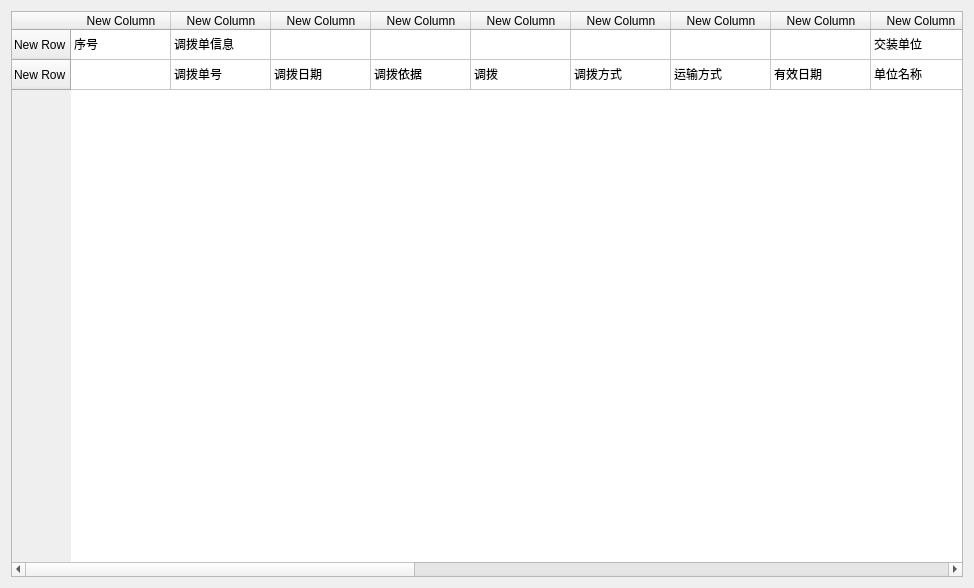
First picture: the form in widgets/alocatMange/armySche.ui, repository Belos10/Equip, before the edit.
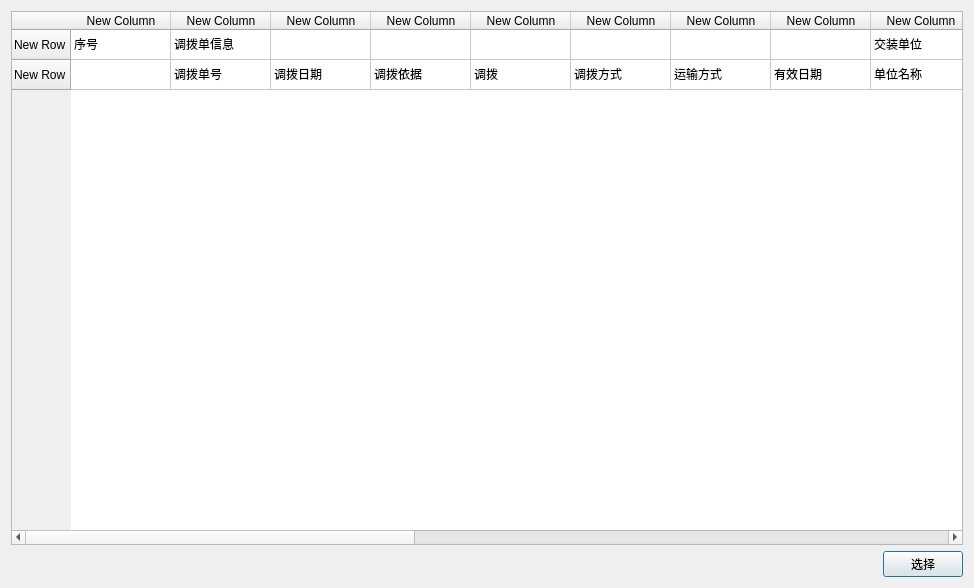
Second picture: the form after the edit.

The edit to the form file:
```diff
--- a/widgets/alocatMange/armySche.ui
+++ b/widgets/alocatMange/armySche.ui
@@ -13,7 +13,9 @@
   <property name="windowTitle">
    <string>Dialog</string>
   </property>
-  <layout class="QHBoxLayout" name="horizontalLayout">
+  <layout class="QVBoxLayout" name="verticalLayout_2">
+   <item>
+    <layout class="QVBoxLayout" name="verticalLayout">
    <item>
     <widget class="QTableWidget" name="tw_result">
      <property name="layoutDirection">
@@ -275,6 +277,32 @@
       </property>
      </item>
     </widget>
+     </item>
+     <item>
+      <layout class="QHBoxLayout" name="horizontalLayout">
+       <item>
+        <spacer name="horizontalSpacer">
+         <property name="orientation">
+          <enum>Qt::Horizontal</enum>
+         </property>
+         <property name="sizeHint" stdset="0">
+          <size>
+           <width>40</width>
+           <height>20</height>
+          </size>
+         </property>
+        </spacer>
+       </item>
+       <item>
+        <widget class="QPushButton" name="pb_selectArmy">
+         <property name="text">
+          <string>选择</string>
+         </property>
+        </widget>
+       </item>
+      </layout>
+     </item>
+    </layout>
    </item>
   </layout>
  </widget>
```
Lines whose indentation alone changed are shown as unchanged.
